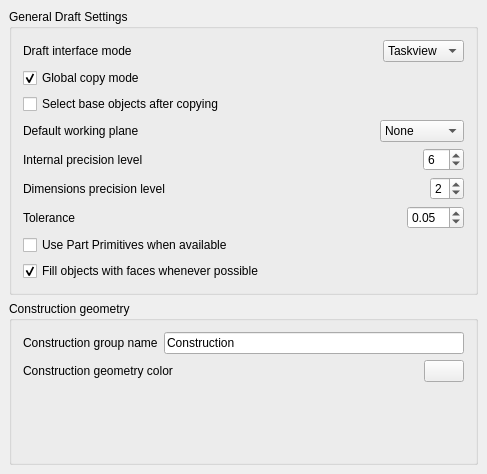
Old version of the form src/Mod/Draft/Resources/ui/preferences-draft.ui in the repository berndhahnebach/All_FreeCAD.
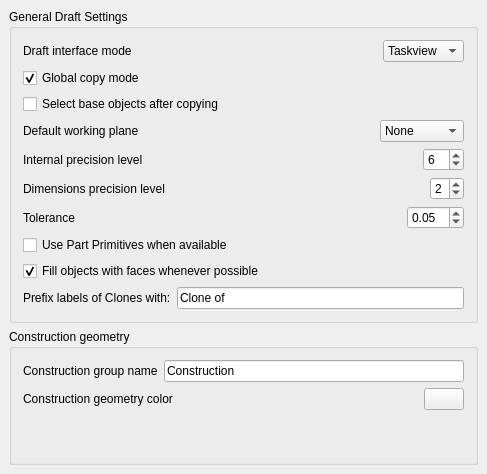
New version of the form. Custom widgets are drawn as their Qt base class.

Commit message: Draft: Added preference setting to customize labels of Draft and Arch clones

```diff
--- a/src/Mod/Draft/Resources/ui/preferences-draft.ui
+++ b/src/Mod/Draft/Resources/ui/preferences-draft.ui
@@ -358,6 +358,30 @@
         </item>
        </layout>
       </item>
+      <item>
+       <layout class="QHBoxLayout" name="horizontalLayout_3">
+        <item>
+         <widget class="QLabel" name="label">
+          <property name="text">
+           <string>Prefix labels of Clones with:</string>
+          </property>
+         </widget>
+        </item>
+        <item>
+         <widget class="Gui::PrefLineEdit" name="lineEdit">
+          <property name="text">
+           <string>Clone of</string>
+          </property>
+          <property name="prefEntry" stdset="0">
+           <cstring>ClonePrefix</cstring>
+          </property>
+          <property name="prefPath" stdset="0">
+           <cstring>Mod/Draft</cstring>
+          </property>
+         </widget>
+        </item>
+       </layout>
+      </item>
      </layout>
     </widget>
    </item>
```
The commit also changes 1 other file.
